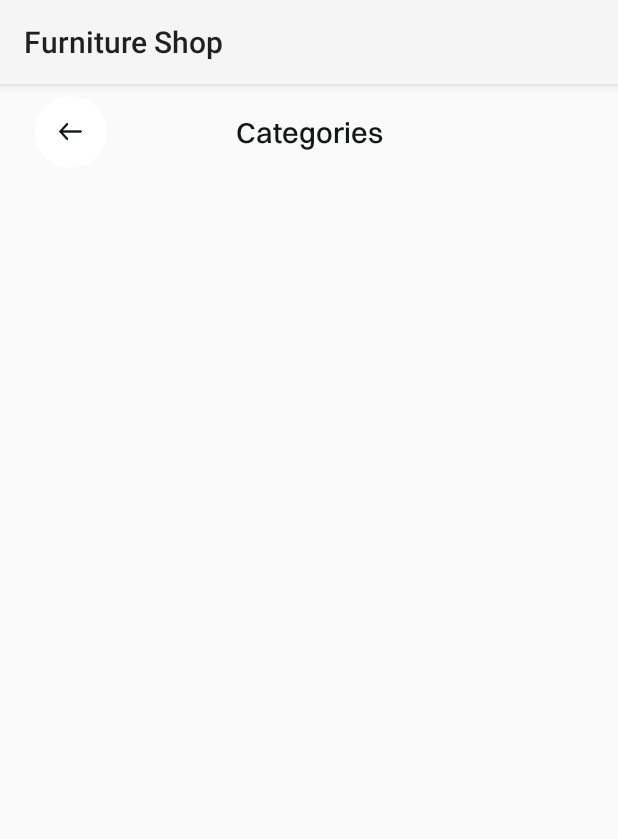
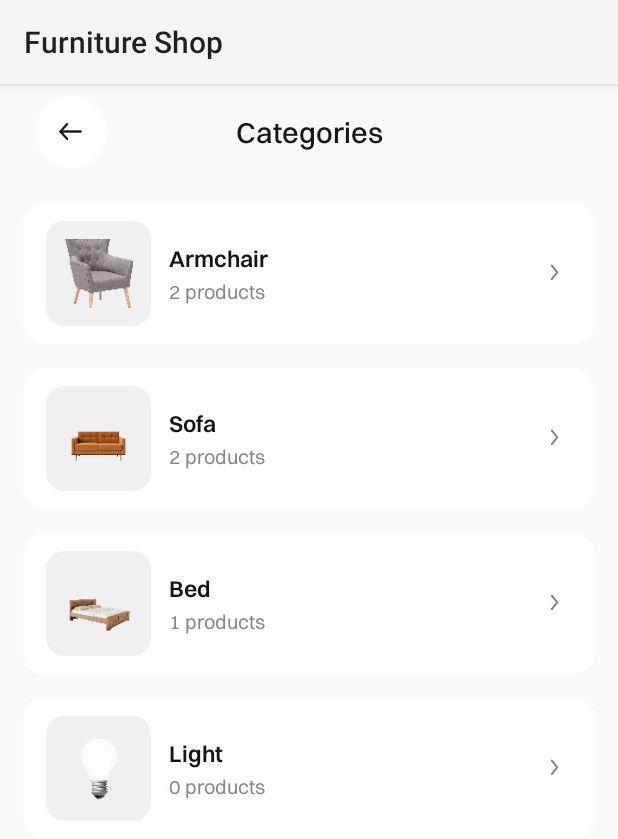
Before and after one commit to mdshourovmolla2000/Furniture-Shop-App, an Android app: the fragment CategoryFragment shown on its own in the app's theme, on a phone screen of 412 x 824 dp. Shown: the top 839 px of the screen. Run offline under Robolectric (Android 15) with nearby library versions, the phone set to English and light mode, and no system bars; our stand-ins replace sdp/ssp sizes; libraries missing offline, so code that uses them is left out: es.dmoral.toasty.

Commit message:
category page complete

```diff
--- /dev/null
+++ b/app/src/main/java/com/shourov/furnitureshop/adapter/CategoryListAdapter.kt
@@ -0,0 +1,46 @@
+package com.shourov.furnitureshop.adapter
+
+import android.annotation.SuppressLint
+import android.view.LayoutInflater
+import android.view.View
+import android.view.ViewGroup
+import androidx.recyclerview.widget.RecyclerView
+import com.shourov.furnitureshop.R
+import com.shourov.furnitureshop.databinding.SingleCategoryItemLayoutBinding
+import com.shourov.furnitureshop.interfaces.CategoryItemClickListener
+import com.shourov.furnitureshop.model.CategoryModel
+import com.shourov.furnitureshop.utils.loadImage
+
+class CategoryListAdapter(private val itemList: ArrayList<CategoryModel>, private val listener: CategoryItemClickListener):
+    RecyclerView.Adapter<CategoryListAdapter.ItemViewHolder>() {
+
+    override fun onCreateViewHolder(parent: ViewGroup, viewType: Int): ItemViewHolder {
+        val view = LayoutInflater.from(parent.context).inflate(R.layout.single_category_item_layout, parent, false)
+        return ItemViewHolder(view)
+    }
+
+    override fun onBindViewHolder(holder: ItemViewHolder, position: Int) {
+        holder.onBind(itemList[position])
+    }
+
+    override fun getItemCount(): Int {
+        return itemList.size
+    }
+
+    inner class ItemViewHolder(itemView: View) : RecyclerView.ViewHolder(itemView) {
+
+        private val binding = SingleCategoryItemLayoutBinding.bind(itemView)
+
+        @SuppressLint("SetTextI18n")
+        fun onBind(currentItem: CategoryModel) {
+            binding.categoryImage.loadImage(currentItem.categoryImage)
+            binding.categoryNameTextview.text = currentItem.categoryName
+
+            listener.onLoadCategoryItem(currentItem, binding.categoryProductCountTextview)
+
+            itemView.setOnClickListener {
+                listener.onCategoryItemClick(currentItem.categoryName)
+            }
+        }
+    }
+}
--- /dev/null
+++ b/app/src/main/java/com/shourov/furnitureshop/interfaces/CategoryItemClickListener.kt
@@ -0,0 +1,10 @@
+package com.shourov.furnitureshop.interfaces
+
+import android.widget.TextView
+import com.shourov.furnitureshop.model.CategoryModel
+
+interface CategoryItemClickListener {
+    fun onLoadCategoryItem(currentItem: CategoryModel, categoryProductCountTextview: TextView?)
+
+    fun onCategoryItemClick(categoryName: String)
+}
--- /dev/null
+++ b/app/src/main/java/com/shourov/furnitureshop/model/CategoryModel.kt
@@ -0,0 +1,3 @@
+package com.shourov.furnitureshop.model
+
+data class CategoryModel(val categoryImage: Int, val categoryName: String)
--- /dev/null
+++ b/app/src/main/java/com/shourov/furnitureshop/repository/CategoryRepository.kt
@@ -0,0 +1,10 @@
+package com.shourov.furnitureshop.repository
+
+import com.shourov.furnitureshop.model.CategoryModel
+import com.shourov.furnitureshop.utils.DemoData
+
+class CategoryRepository() {
+    fun getCategory(): List<CategoryModel> = DemoData().categoryData()
+
+    fun categoryProductCount(categoryName: String?): Int = DemoData().productData().count { it.itemCategory == categoryName }
+}
--- a/app/src/main/java/com/shourov/furnitureshop/utils/DemoData.kt
+++ b/app/src/main/java/com/shourov/furnitureshop/utils/DemoData.kt
@@ -1,6 +1,7 @@
 package com.shourov.furnitureshop.utils
 
 import com.shourov.furnitureshop.R
+import com.shourov.furnitureshop.model.CategoryModel
 import com.shourov.furnitureshop.model.HomeCategoryModel
 import com.shourov.furnitureshop.model.OnBoardingModel
 import com.shourov.furnitureshop.model.ProductImageModel
@@ -52,14 +53,6 @@ class DemoData {
         return itemList
     }
 
-    fun shoppingData(): ArrayList<ShoppingModel> {
-        val itemList: ArrayList<ShoppingModel> = ArrayList()
-        itemList.add(ShoppingModel(R.drawable.shopping_item_1,"Minimalist Chair", "Regal Do Lobo", 1.00, 1, false))
-        itemList.add(ShoppingModel(R.drawable.shopping_item_2,"Hallingdal Chair", "Hatil-Loren", 2.00, 1, false))
-        itemList.add(ShoppingModel(R.drawable.shopping_item_3,"Hiro Armchair", "Hatil-Loren", 3.00, 1, false))
-        return itemList
-    }
-
     fun productImageData(): List<ProductImageModel> {
         val itemList: ArrayList<ProductImageModel> = ArrayList()
         itemList.add(ProductImageModel("1", R.drawable.product_1_image_1))
@@ -84,4 +77,13 @@ class DemoData {
         itemList.add(ProductImageModel("5", R.drawable.product_5_image_4))
         return itemList
     }
+
+    fun categoryData(): List<CategoryModel> {
+        val itemList: ArrayList<CategoryModel> = ArrayList()
+        itemList.add(CategoryModel(R.drawable.category_image_1, "Armchair"))
+        itemList.add(CategoryModel(R.drawable.category_image_2, "Sofa"))
+        itemList.add(CategoryModel(R.drawable.category_image_3, "Bed"))
+        itemList.add(CategoryModel(R.drawable.category_image_4, "Light"))
+        return itemList
+    }
 }
--- a/app/src/main/java/com/shourov/furnitureshop/view/CategoryFragment.kt
+++ b/app/src/main/java/com/shourov/furnitureshop/view/CategoryFragment.kt
@@ -1,16 +1,31 @@
 package com.shourov.furnitureshop.view
 
+import android.annotation.SuppressLint
 import android.os.Bundle
 import android.view.LayoutInflater
 import android.view.View
 import android.view.ViewGroup
+import android.widget.TextView
+import androidx.core.os.bundleOf
 import androidx.fragment.app.Fragment
+import androidx.lifecycle.ViewModel
+import androidx.lifecycle.ViewModelProvider
 import androidx.navigation.fragment.findNavController
+import com.shourov.furnitureshop.R
+import com.shourov.furnitureshop.adapter.CategoryListAdapter
 import com.shourov.furnitureshop.databinding.FragmentCategoryBinding
+import com.shourov.furnitureshop.interfaces.CategoryItemClickListener
+import com.shourov.furnitureshop.model.CategoryModel
+import com.shourov.furnitureshop.repository.CategoryRepository
+import com.shourov.furnitureshop.view_model.CategoryViewModel
 
-class CategoryFragment : Fragment() {
+class CategoryFragment : Fragment(), CategoryItemClickListener {
 
     private lateinit var binding: FragmentCategoryBinding
+
+    private lateinit var viewModel: CategoryViewModel
+
+    private val categoryList = ArrayList<CategoryModel>()
 
     override fun onCreateView(
         inflater: LayoutInflater, container: ViewGroup?,
@@ -19,8 +34,43 @@ class CategoryFragment : Fragment() {
         // Inflate the layout for this fragment
         binding = FragmentCategoryBinding.inflate(inflater, container, false)
 
+        viewModel = ViewModelProvider(this, CategoryViewModelFactory(CategoryRepository()))[CategoryViewModel::class.java]
+
+        viewModel.getCategory()
+
+        observerList()
+
+        binding.categoryRecyclerview.adapter = CategoryListAdapter(categoryList, this)
+
         binding.backIcon.setOnClickListener { findNavController().popBackStack() }
 
         return binding.root
     }
+
+    private fun observerList() {
+        viewModel.categoryLiveData.observe(viewLifecycleOwner) {
+            categoryList.clear()
+            categoryList.addAll(it)
+            binding.categoryRecyclerview.adapter?.notifyDataSetChanged()
+        }
+    }
+
+
+    @SuppressLint("SetTextI18n")
+    override fun onLoadCategoryItem(currentItem: CategoryModel, categoryProductCountTextview: TextView?) {
+        categoryProductCountTextview?.text = "${viewModel.categoryProductCount(currentItem.categoryName)} products"
+    }
+
+    override fun onCategoryItemClick(categoryName: String) {
+        val bundle = bundleOf(
+            "CATEGORY_NAME" to categoryName
+        )
+        findNavController().navigate(R.id.action_categoryFragment_to_categoryProductFragment, bundle)
+    }
 }
+
+
+
+class CategoryViewModelFactory(private val repository: CategoryRepository): ViewModelProvider.Factory {
+    override fun <T : ViewModel> create(modelClass: Class<T>): T = CategoryViewModel(repository) as T
+}
--- a/app/src/main/java/com/shourov/furnitureshop/view/HomeFragment.kt
+++ b/app/src/main/java/com/shourov/furnitureshop/view/HomeFragment.kt
@@ -39,7 +39,6 @@ import com.shourov.furnitureshop.utils.loadImage
 import com.shourov.furnitureshop.view_model.HomeViewModel
 import kotlinx.coroutines.Dispatchers
 import kotlinx.coroutines.launch
-import kotlinx.coroutines.withContext
 
 class HomeFragment : Fragment(), HomeCategoryItemClickListener, PopularProductItemClickListener {
 
@@ -146,7 +145,7 @@ class HomeFragment : Fragment(), HomeCategoryItemClickListener, PopularProductIt
 
         viewModel.categoryLiveData.observe(viewLifecycleOwner) {
             categoryList.clear()
-            categoryList.addAll(ArrayList(it))
+            categoryList.addAll(it)
             binding.categoryRecyclerview.adapter?.notifyDataSetChanged()
         }
 
--- /dev/null
+++ b/app/src/main/java/com/shourov/furnitureshop/view_model/CategoryViewModel.kt
@@ -0,0 +1,17 @@
+package com.shourov.furnitureshop.view_model
+
+import androidx.lifecycle.LiveData
+import androidx.lifecycle.MutableLiveData
+import androidx.lifecycle.ViewModel
+import com.shourov.furnitureshop.model.CategoryModel
+import com.shourov.furnitureshop.repository.CategoryRepository
+
+class CategoryViewModel(private val repository: CategoryRepository): ViewModel() {
+    private val _categoryLiveData = MutableLiveData<List<CategoryModel>>()
+    val categoryLiveData: LiveData<List<CategoryModel>>
+        get() = _categoryLiveData
+
+    fun getCategory() = _categoryLiveData.postValue(repository.getCategory())
+
+    fun categoryProductCount(categoryName: String?): Int = repository.categoryProductCount(categoryName)
+}
--- a/app/src/main/res/layout/fragment_category.xml
+++ b/app/src/main/res/layout/fragment_category.xml
@@ -51,4 +51,14 @@
 
     </androidx.constraintlayout.widget.ConstraintLayout>
 
+    <androidx.recyclerview.widget.RecyclerView
+        android:id="@+id/categoryRecyclerview"
+        android:layout_width="match_parent"
+        android:layout_height="0dp"
+        app:layout_constraintTop_toBottomOf="@id/topSectionLayout"
+        app:layout_constraintBottom_toBottomOf="parent"
+        android:layout_margin="@dimen/_12sdp"
+        app:layoutManager="androidx.recyclerview.widget.LinearLayoutManager"
+        android:orientation="vertical"/>
+
 </androidx.constraintlayout.widget.ConstraintLayout>
```
Also changed, not shown: app/src/main/java/com/shourov/furnitureshop/view/CategoryProductFragment.kt (added, +27 -0 lines), app/src/main/res/layout/fragment_category_product.xml (added, +14 -0 lines), app/src/main/res/navigation/main_nav_graph.xml (+14 -1 lines), app/src/main/res/drawable/category_image_1.png (added), app/src/main/res/drawable/category_image_2.png (added), app/src/main/res/drawable/category_image_3.png (added), app/src/main/res/drawable/category_image_4.png (added).
